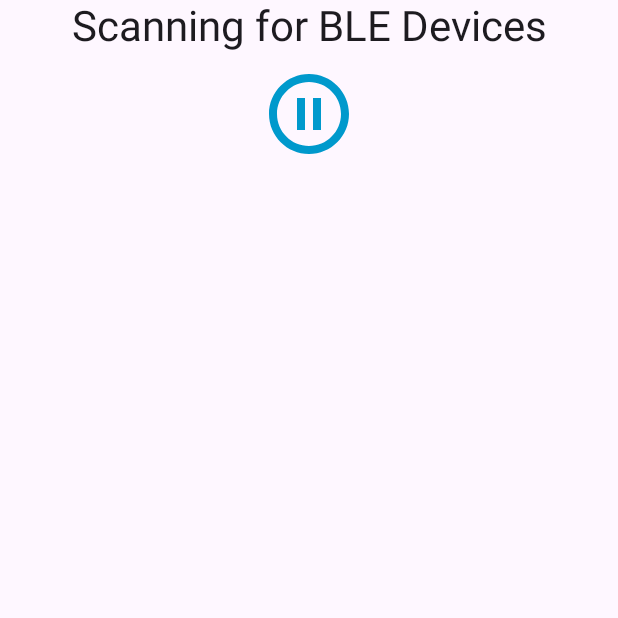
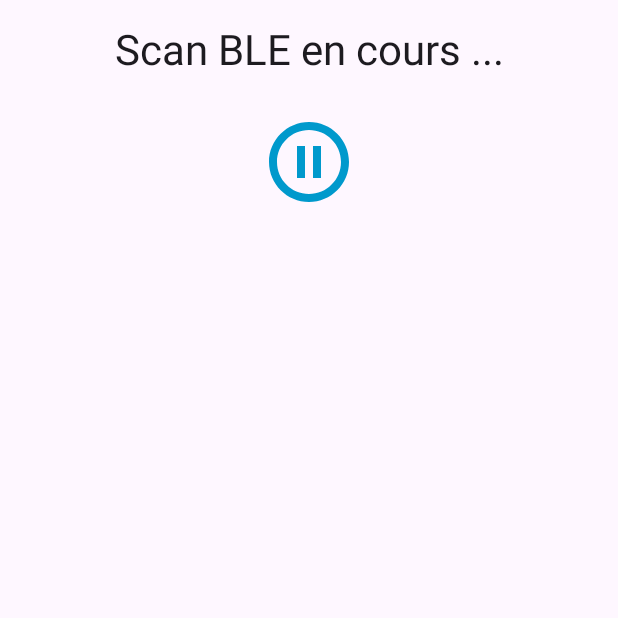
Before and after one commit to maxiPoulet/AndroidSmartProject, an Android app built with Jetpack Compose: the ScanActivity screen opened directly, with no data from a screen before it, after a tap on "Start Scan", on a phone screen of 412 x 824 dp, the top half of it. Run offline under Robolectric (Android 15) with nearby library versions, the phone set to English and light mode, and no system bars.

Commit message:
init project

```diff
--- a/app/src/main/java/fr/isen/simona/example/androidsmartdevice/ScanActivity.kt
+++ b/app/src/main/java/fr/isen/simona/example/androidsmartdevice/ScanActivity.kt
@@ -85,10 +85,14 @@ class ScanActivity : ComponentActivity() {
                 Column(
                     modifier = Modifier.fillMaxSize(),
                     horizontalAlignment = Alignment.CenterHorizontally,
-                    verticalArrangement = Arrangement.Center
+                    verticalArrangement = Arrangement.Top
                 ) {
                     // Header text
-                    Text("Scanning for BLE Devices", style = MaterialTheme.typography.headlineMedium)
+                    Text(
+                        text = if (isScanning.value) "Scan BLE en cours ..." else "Lancer le Scan BLE",
+                        style = MaterialTheme.typography.headlineMedium,
+                        modifier = Modifier.padding(16.dp)
+                    )
 
                     // Bouton image (Play/Pause)
                     androidx.compose.material3.IconButton(
@@ -104,9 +108,7 @@ class ScanActivity : ComponentActivity() {
                     ) {
                         androidx.compose.material3.Icon(
                             painter = painterResource(
-                                id = if (isScanning.value) {
-                                    R.drawable.pause_circle
-                                } else R.drawable.play_circle
+                                id = if (isScanning.value) R.drawable.pause_circle else R.drawable.play_circle
                             ),
                             contentDescription = if (isScanning.value) "Pause Scan" else "Start Scan",
                             tint = Color(android.graphics.Color.parseColor("#FF0099CC")),
```
